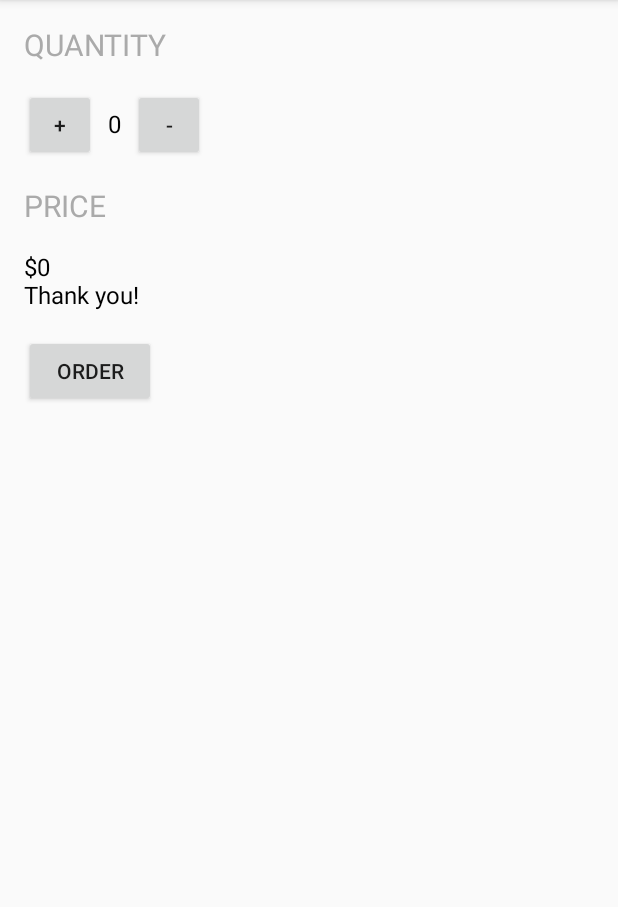
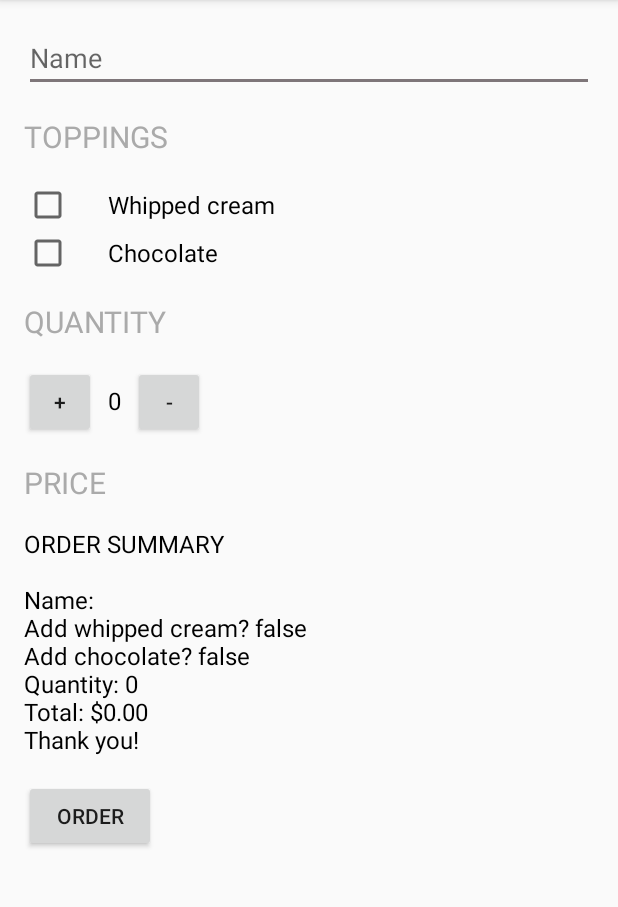
Before and after one commit to pvieiraguimaraes/androidlearning, an Android app: the screen it shows after launch (MainActivity), after a tap on "ORDER", on a phone screen of 412 x 824 dp, the part 84-991 px from its top. Run offline under Robolectric (Android 15) with nearby library versions, the phone set to English and light mode, and no system bars.

```diff
--- a/app/src/main/java/com/example/desenv/justjava/MainActivity.java
+++ b/app/src/main/java/com/example/desenv/justjava/MainActivity.java
@@ -3,7 +3,10 @@ package com.example.desenv.justjava;
 import android.os.Bundle;
 import android.support.v7.app.ActionBarActivity;
 import android.view.View;
+import android.widget.CheckBox;
+import android.widget.EditText;
 import android.widget.TextView;
+import android.widget.Toast;
 
 import java.text.NumberFormat;
 
@@ -12,10 +15,16 @@ import java.text.NumberFormat;
  */
 public class MainActivity extends ActionBarActivity {
 
+    private int price;
+    private int total;
+
     private int quantity = 0;
 
     private TextView quantityTextView;
     private TextView priceTextView;
+    private CheckBox whippedCream;
+    private CheckBox chocolate;
+    private EditText nameClient;
 
     public int getQuantity() {
         return quantity;
@@ -41,31 +50,102 @@ public class MainActivity extends ActionBarActivity {
         this.priceTextView = priceTextView;
     }
 
+    public CheckBox getWhippedCream() {
+        return whippedCream;
+    }
+
+    public void setWhippedCream(CheckBox whippedCream) {
+        this.whippedCream = whippedCream;
+    }
+
+    public CheckBox getChocolate() {
+        return chocolate;
+    }
+
+    public void setChocolate(CheckBox chocolate) {
+        this.chocolate = chocolate;
+    }
+
+    public EditText getNameClient() {
+        return nameClient;
+    }
+
+    public void setNameClient(EditText nameClient) {
+        this.nameClient = nameClient;
+    }
+
+    public int getPrice() {
+        return price;
+    }
+
+    public void setPrice(int price) {
+        this.price = price;
+    }
+
+    public int getTotal() {
+        return total;
+    }
+
+    public void setTotal(int total) {
+        this.total = total;
+    }
+
     @Override
     protected void onCreate(Bundle savedInstanceState) {
         super.onCreate(savedInstanceState);
 
         setContentView(R.layout.activity_main);
 
+        setPrice(5);
+        setTotal(0);
+
         setQuantityTextView((TextView) findViewById(R.id.quantity_text_view));
         setPriceTextView((TextView) findViewById(R.id.price_text_view));
+        setWhippedCream((CheckBox) findViewById(R.id.whipped_cream));
+        setChocolate((CheckBox) findViewById(R.id.chocolate));
+        setNameClient((EditText) findViewById(R.id.name_client));
     }
 
     /**
      * This method is called when the order button is clicked.
      */
     public void submitOrder(View view) {
-        String message = getPriceTextView().getText().toString();
-        message += System.getProperty ("line.separator") + "Thank you!";
+        calculatePrice();
+        createOrder();
+
+        setTotal(0);
+    }
+
+    private void calculatePrice() {
+        if (getWhippedCream().isChecked()) {
+            setTotal(getTotal() + 1);
+        }
+        if (getChocolate().isChecked()) {
+            setTotal(getTotal() + 2);
+        }
+    }
+
+    private void createOrder() {
+        String message = "ORDER SUMMARY" + System.getProperty("line.separator");
+
+        message += System.getProperty("line.separator") + "Name: " + getNameClient().getText().toString();
+        message += System.getProperty("line.separator") + "Add whipped cream? " + getWhippedCream().isChecked();
+        message += System.getProperty("line.separator") + "Add chocolate? " + getChocolate().isChecked();
+        message += System.getProperty("line.separator") + "Quantity: " + getQuantity();
+        message += System.getProperty("line.separator") + "Total: " + NumberFormat.getCurrencyInstance().format(getTotal());
+        message += System.getProperty("line.separator") + "Thank you!";
+
         displayPrice(message);
     }
 
     /**
      * This method displays the given quantity value on the screen.
      */
-    private void display(int number) {
-        getQuantityTextView().setText(String.valueOf(number));
-        getPriceTextView().setText("Total: " + NumberFormat.getCurrencyInstance().format(getQuantity() * 5));
+    private void display() {
+        getQuantityTextView().setText(String.valueOf(getQuantity()));
+
+        setTotal(getQuantity() * getPrice());
+        getPriceTextView().setText("Total: " + NumberFormat.getCurrencyInstance().format(getTotal()));
     }
 
     /**
@@ -76,12 +156,25 @@ public class MainActivity extends ActionBarActivity {
     }
 
     public void increase(View view) {
-        setQuantity(Integer.parseInt(getQuantityTextView().getText().toString()) + 1);
-        display(getQuantity());
+        if (getQuantity() == 100) {
+            showMessage("The max value is 100! =/");
+        } else {
+            setQuantity(Integer.parseInt(getQuantityTextView().getText().toString()) + 1);
+            display();
+        }
     }
 
     public void decrease(View view) {
-        setQuantity(Integer.parseInt(getQuantityTextView().getText().toString()) - 1);
-        display(getQuantity());
+        if (getQuantity() == 1) {
+            showMessage("The least value is 1! =D");
+        } else {
+            setQuantity(Integer.parseInt(getQuantityTextView().getText().toString()) - 1);
+            display();
+        }
+    }
+
+    private void showMessage(String msg) {
+        Toast toast = Toast.makeText(getApplicationContext(), msg, Toast.LENGTH_SHORT);
+        toast.show();
     }
 }
--- a/app/src/main/res/layout/activity_main.xml
+++ b/app/src/main/res/layout/activity_main.xml
@@ -1,6 +1,12 @@
 <?xml version="1.0" encoding="utf-8"?>
-<LinearLayout xmlns:android="http://schemas.android.com/apk/res/android"
+
+<ScrollView xmlns:android="http://schemas.android.com/apk/res/android"
     xmlns:tools="http://schemas.android.com/tools"
+    android:layout_width="match_parent"
+    android:layout_height="match_parent"
+    tools:context="com.example.desenv.justjava.MainActivity">
+
+    <LinearLayout
         android:layout_width="match_parent"
         android:layout_height="match_parent"
 
@@ -9,13 +15,46 @@
         android:paddingLeft="@dimen/activity_horizontal_margin"
         android:paddingRight="@dimen/activity_horizontal_margin"
 
-    android:paddingTop="@dimen/activity_vertical_margin"
-    tools:context="com.example.desenv.justjava.MainActivity">
+        android:paddingTop="@dimen/activity_vertical_margin">
+
+        <EditText
+            android:id="@+id/name_client"
+            android:layout_width="match_parent"
+            android:layout_height="wrap_content"
+            android:hint="Name"
+            android:inputType="textCapWords"/>
 
         <TextView
             android:layout_width="wrap_content"
             android:layout_height="wrap_content"
             android:layout_marginBottom="16sp"
+            android:layout_marginTop="16sp"
+            android:text="Toppings"
+            android:textAllCaps="true"
+            android:textColor="@android:color/darker_gray"
+            android:textSize="20sp" />
+
+        <CheckBox
+            android:id="@+id/whipped_cream"
+            android:layout_width="wrap_content"
+            android:layout_height="wrap_content"
+            android:paddingLeft="24dp"
+            android:text="Whipped cream"
+            android:textSize="16sp" />
+
+        <CheckBox
+            android:id="@+id/chocolate"
+            android:layout_width="wrap_content"
+            android:layout_height="wrap_content"
+            android:paddingLeft="24dp"
+            android:text="Chocolate"
+            android:textSize="16sp" />
+
+        <TextView
+            android:layout_width="wrap_content"
+            android:layout_height="wrap_content"
+            android:layout_marginBottom="16sp"
+            android:layout_marginTop="16sp"
             android:text="Quantity"
             android:textAllCaps="true"
             android:textColor="@android:color/darker_gray"
@@ -36,17 +75,16 @@
                 android:id="@+id/quantity_text_view"
                 android:layout_width="wrap_content"
                 android:layout_height="wrap_content"
+                android:padding="8dp"
                 android:text="0"
                 android:textColor="@android:color/black"
-            android:textSize="16sp"
-            android:padding="8dp"/>
+                android:textSize="16sp" />
 
             <Button
                 android:layout_width="48dp"
                 android:layout_height="48dp"
                 android:onClick="decrease"
                 android:text="-" />
-
 
         </LinearLayout>
 
@@ -74,5 +112,5 @@
             android:layout_marginTop="16sp"
             android:onClick="submitOrder"
             android:text="Order" />
-
     </LinearLayout>
+</ScrollView>
--- a/app/src/main/res/values/colors.xml
+++ b/app/src/main/res/values/colors.xml
@@ -2,5 +2,5 @@
 <resources>
     <color name="colorPrimary">#3F51B5</color>
     <color name="colorPrimaryDark">#303F9F</color>
-    <color name="colorAccent">#FF4081</color>
+    <color name="colorAccent">#7e7679</color>
 </resources>
```
Lines whose indentation alone changed are shown as unchanged.
